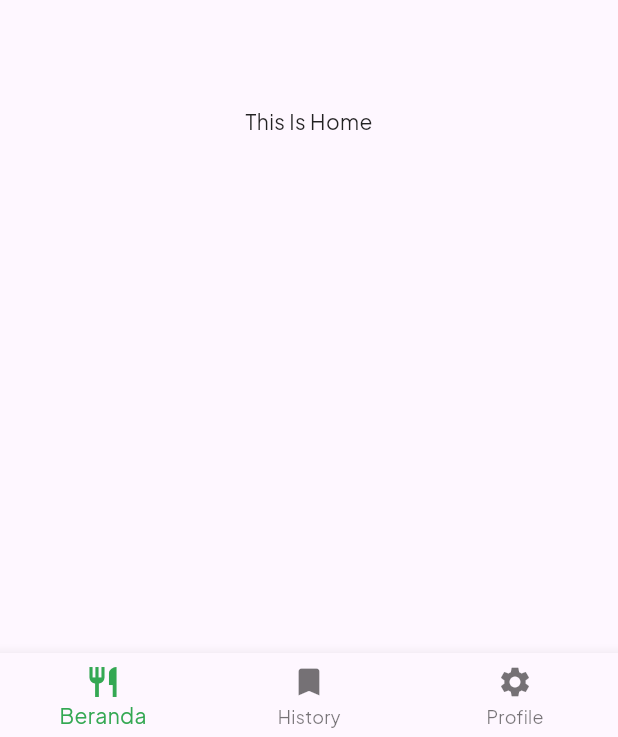
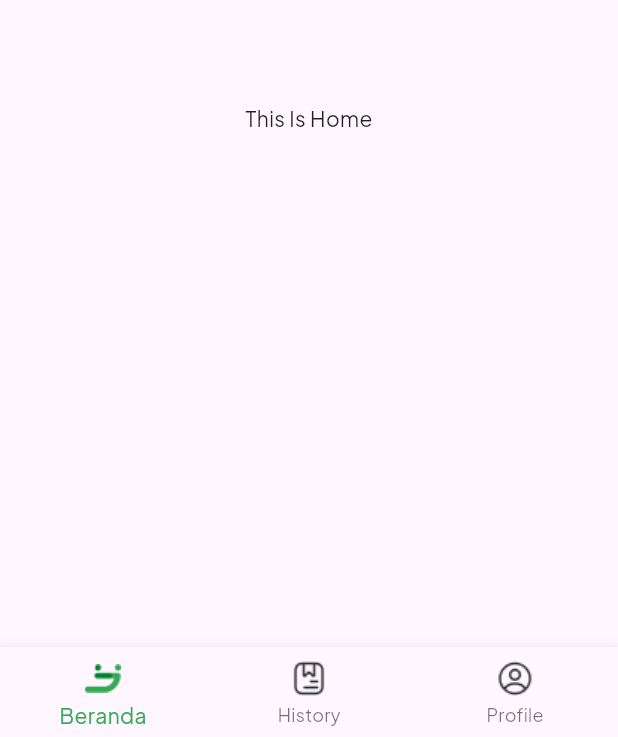
Before and after one commit to nunutech40/komtim_partner, a Flutter app: the MainPage screen opened by its route, on a phone screen of 412 x 824 dp. Shown: the part 496-1233 px from the top of the screen. Run offline on Flutter 3.47's test engine with Material 2 defaults, Android fonts, the phone set to English and light mode, and no system bars; our stand-ins replace bloc, dartz, equatable, flutter_bloc, get_it, go_router and 1 more.

Commit message:
change icon in tab home

```diff
--- a/lib/presentation/pages/home/main_page.dart
+++ b/lib/presentation/pages/home/main_page.dart
@@ -21,21 +21,6 @@ class _MainPageState extends State<MainPage> {
     const ProfilePage(),
   ];
 
-  final List<BottomNavigationBarItem> _bottomNavBarItems = [
-    const BottomNavigationBarItem(
-      icon: Icon(Icons.restaurant),
-      label: _headlineText,
-    ),
-    const BottomNavigationBarItem(
-      icon: Icon(Icons.bookmark),
-      label: 'History',
-    ),
-    const BottomNavigationBarItem(
-      icon: Icon(Icons.settings),
-      label: 'Profile',
-    ),
-  ];
-
   void _onBottomNavTapped(int index) {
     setState(() {
       _bottomNavIndex = index;
@@ -44,6 +29,28 @@ class _MainPageState extends State<MainPage> {
 
   @override
   Widget build(BuildContext context) {
+    final List<BottomNavigationBarItem> _bottomNavBarItems = [
+      BottomNavigationBarItem(
+        icon: _bottomNavIndex == 0
+            ? Image.asset('assets/images/ic_home_active.png',
+                width: 28, height: 28)
+            : Image.asset('assets/images/ic_home-inactive.png'),
+        label: _headlineText,
+      ),
+      BottomNavigationBarItem(
+        icon: _bottomNavIndex == 1
+            ? Image.asset('assets/images/ic_archive-book-active.png')
+            : Image.asset('assets/images/ic_archive-book_inactive.png'),
+        label: 'History',
+      ),
+      BottomNavigationBarItem(
+        icon: _bottomNavIndex == 2
+            ? Image.asset('assets/images/ic_profile-circle-active.png')
+            : Image.asset('assets/images/ic_profile-circle-inactive.png'),
+        label: 'Profile',
+      ),
+    ];
+
     return Scaffold(
       body: _listWidget[_bottomNavIndex],
       bottomNavigationBar: BottomNavigationBar(
```
Also changed, not shown: lib/common/styles.dart (+0 -29 lines), assets/images/ic_archive-book-active.png (added), assets/images/ic_archive-book_inactive.png (added), assets/images/ic_home-inactive.png (added), assets/images/ic_home_active.png (added), assets/images/ic_profile-circle-active.png (added), assets/images/ic_profile-circle-inactive.png (added).
